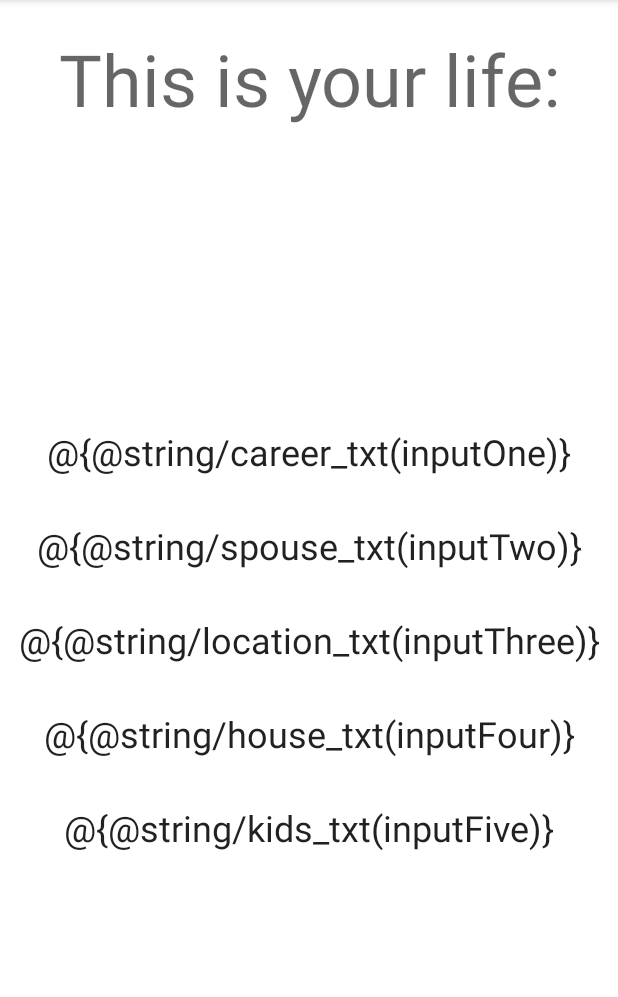
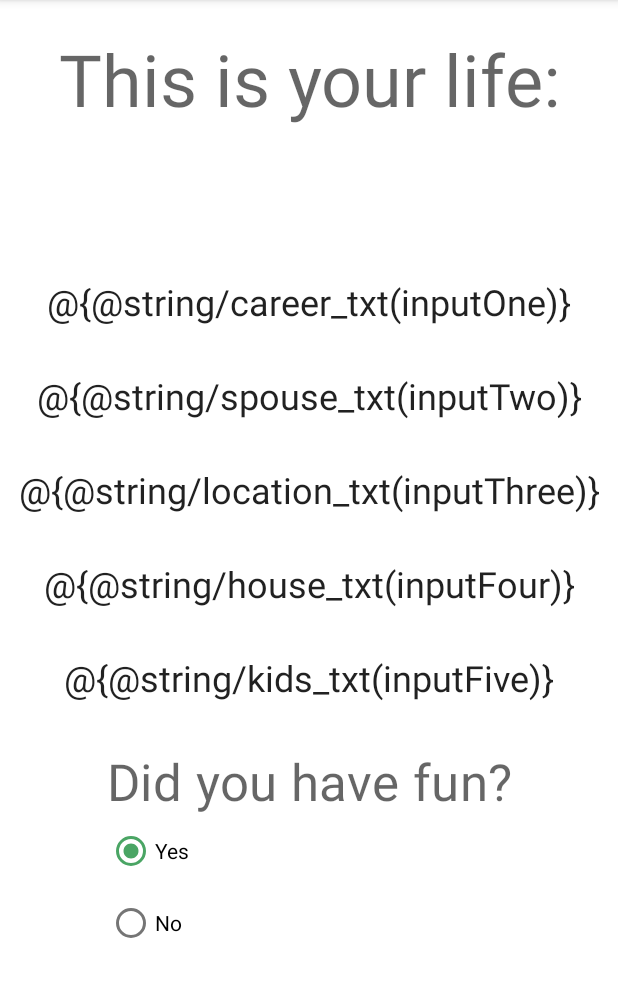
Before and after one commit to rahulpalla/StudioLife, an Android app: the EndActivity screen opened directly, with no data from a screen before it, on a phone screen of 412 x 824 dp, the part 84-1081 px from its top. Run offline under Robolectric (Android 15) with nearby library versions, the phone set to English and light mode, and no system bars; 3 statements that could not run were skipped.

Commit message:
added radio button

```diff
--- a/app/src/main/res/layout/end_page.xml
+++ b/app/src/main/res/layout/end_page.xml
@@ -28,7 +28,7 @@
         app:layout_constraintTop_toBottomOf="@id/display_msg"
         app:layout_constraintEnd_toEndOf="parent"
         app:layout_constraintStart_toStartOf="parent"
-        android:layout_marginTop="200dp"/>
+        android:layout_marginTop="100dp"/>
 
     <TextView
         android:id="@+id/spouse"
@@ -74,6 +74,38 @@
         app:layout_constraintStart_toStartOf="parent"
         android:layout_marginTop="30dp"/>
 
+    <TextView
+        android:id="@+id/end_question"
+        android:layout_width="wrap_content"
+        android:layout_height="wrap_content"
+        android:text="Did you have fun?"
+        android:textAppearance="@style/TextAppearance.MaterialComponents.Headline4"
+        app:layout_constraintTop_toBottomOf="@id/kids"
+        app:layout_constraintEnd_toEndOf="parent"
+        app:layout_constraintStart_toStartOf="parent"
+        android:layout_marginTop="30dp"/>
 
+    <RadioGroup
+        android:id="@+id/tip_options"
+        android:layout_width="wrap_content"
+        android:layout_height="wrap_content"
+        android:checkedButton="@id/option_yes"
+        android:orientation="vertical"
+        app:layout_constraintStart_toStartOf="@id/end_question"
+        app:layout_constraintTop_toBottomOf="@id/end_question">
+
+        <RadioButton
+            android:id="@+id/option_yes"
+            android:layout_width="wrap_content"
+            android:layout_height="wrap_content"
+            android:text="Yes" />
+
+        <RadioButton
+            android:id="@+id/option_no"
+            android:layout_width="wrap_content"
+            android:layout_height="wrap_content"
+            android:text="No" />
+
+    </RadioGroup>
 
 </androidx.constraintlayout.widget.ConstraintLayout>
```
